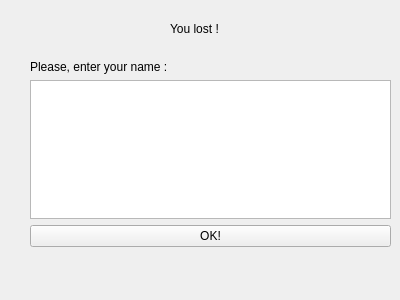
Qt form host/simon_gui/lost.ui (Rajesh-Sec-Project/simon) before a commit.
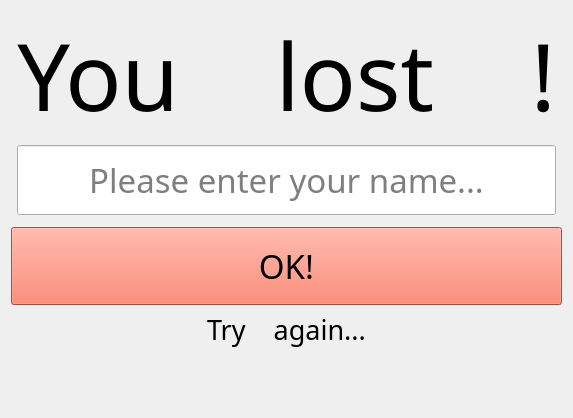
The same form after that commit.

Commit message: Created a skin for the game  - added some fonts  - changed layouts  - TODO:    - display tag position in gameview    - fix pause/resume bug    - fix score bug

Patch:
```diff
--- a/host/simon_gui/lost.ui
+++ b/host/simon_gui/lost.ui
@@ -6,68 +6,148 @@
    <rect>
     <x>0</x>
     <y>0</y>
-    <width>400</width>
-    <height>300</height>
+    <width>564</width>
+    <height>418</height>
    </rect>
   </property>
   <property name="windowTitle">
    <string>Form</string>
   </property>
-  <widget class="QLabel" name="label">
-   <property name="geometry">
-    <rect>
-     <x>170</x>
-     <y>20</y>
-     <width>67</width>
-     <height>17</height>
-    </rect>
-   </property>
-   <property name="text">
-    <string>You lost !</string>
-   </property>
-  </widget>
-  <widget class="QLabel" name="texte">
-   <property name="geometry">
-    <rect>
-     <x>160</x>
-     <y>130</y>
-     <width>81</width>
-     <height>31</height>
-    </rect>
-   </property>
-   <property name="text">
-    <string>Try Again !</string>
-   </property>
-  </widget>
-  <widget class="QWidget" name="verticalLayoutWidget">
-   <property name="geometry">
-    <rect>
-     <x>30</x>
-     <y>60</y>
-     <width>361</width>
-     <height>187</height>
-    </rect>
-   </property>
-   <layout class="QVBoxLayout" name="verticalLayout">
-    <item>
-     <widget class="QLabel" name="label_2">
-      <property name="text">
-       <string>Please, enter your name :</string>
-      </property>
-     </widget>
-    </item>
-    <item>
-     <widget class="QTextEdit" name="textEdit"/>
-    </item>
-    <item>
-     <widget class="QPushButton" name="OKButton">
-      <property name="text">
-       <string>OK!</string>
-      </property>
-     </widget>
-    </item>
-   </layout>
-  </widget>
+  <layout class="QGridLayout" name="gridLayout">
+   <item row="5" column="1">
+    <widget class="QLabel" name="tryAgain">
+     <property name="font">
+      <font>
+       <family>ArcadeClassic</family>
+       <pointsize>20</pointsize>
+       <weight>50</weight>
+       <italic>false</italic>
+       <bold>false</bold>
+      </font>
+     </property>
+     <property name="styleSheet">
+      <string notr="true">font: 20pt &quot;ArcadeClassic&quot;;</string>
+     </property>
+     <property name="text">
+      <string>Try    again...</string>
+     </property>
+     <property name="alignment">
+      <set>Qt::AlignCenter</set>
+     </property>
+    </widget>
+   </item>
+   <item row="6" column="1">
+    <spacer name="verticalSpacer_2">
+     <property name="orientation">
+      <enum>Qt::Vertical</enum>
+     </property>
+     <property name="sizeHint" stdset="0">
+      <size>
+       <width>20</width>
+       <height>93</height>
+      </size>
+     </property>
+    </spacer>
+   </item>
+   <item row="0" column="1">
+    <widget class="QLabel" name="label">
+     <property name="font">
+      <font>
+       <family>ArcadeClassic</family>
+       <pointsize>70</pointsize>
+       <weight>50</weight>
+       <italic>false</italic>
+       <bold>false</bold>
+      </font>
+     </property>
+     <property name="styleSheet">
+      <string notr="true">font: 70pt &quot;ArcadeClassic&quot;;</string>
+     </property>
+     <property name="text">
+      <string>You    lost    !</string>
+     </property>
+     <property name="alignment">
+      <set>Qt::AlignCenter</set>
+     </property>
+    </widget>
+   </item>
+   <item row="1" column="1">
+    <spacer name="verticalSpacer">
+     <property name="orientation">
+      <enum>Qt::Vertical</enum>
+     </property>
+     <property name="sizeHint" stdset="0">
+      <size>
+       <width>20</width>
+       <height>5</height>
+      </size>
+     </property>
+    </spacer>
+   </item>
+   <item row="2" column="1">
+    <widget class="QLineEdit" name="name">
+     <property name="minimumSize">
+      <size>
+       <width>240</width>
+       <height>0</height>
+      </size>
+     </property>
+     <property name="font">
+      <font>
+       <family>ArcadeClassic</family>
+       <pointsize>25</pointsize>
+       <weight>50</weight>
+       <italic>false</italic>
+       <bold>false</bold>
+      </font>
+     </property>
+     <property name="styleSheet">
+      <string notr="true">padding: 10px;
+font: 25pt &quot;ArcadeClassic&quot;;</string>
+     </property>
+     <property name="alignment">
+      <set>Qt::AlignCenter</set>
+     </property>
+     <property name="placeholderText">
+      <string>Please enter your name...</string>
+     </property>
+    </widget>
+   </item>
+   <item row="4" column="0" colspan="3">
+    <widget class="QPushButton" name="ok">
+     <property name="font">
+      <font>
+       <family>ArcadeClassic</family>
+       <pointsize>25</pointsize>
+       <weight>50</weight>
+       <italic>false</italic>
+       <bold>false</bold>
+      </font>
+     </property>
+     <property name="styleSheet">
+      <string notr="true">padding: 15px;
+background-color: Tomato;
+font: 25pt &quot;ArcadeClassic&quot;;</string>
+     </property>
+     <property name="text">
+      <string>OK!</string>
+     </property>
+    </widget>
+   </item>
+   <item row="3" column="0" colspan="3">
+    <spacer name="verticalSpacer_3">
+     <property name="orientation">
+      <enum>Qt::Vertical</enum>
+     </property>
+     <property name="sizeHint" stdset="0">
+      <size>
+       <width>20</width>
+       <height>40</height>
+      </size>
+     </property>
+    </spacer>
+   </item>
+  </layout>
  </widget>
  <resources/>
  <connections/>
```
The commit also changes 12 other files.
